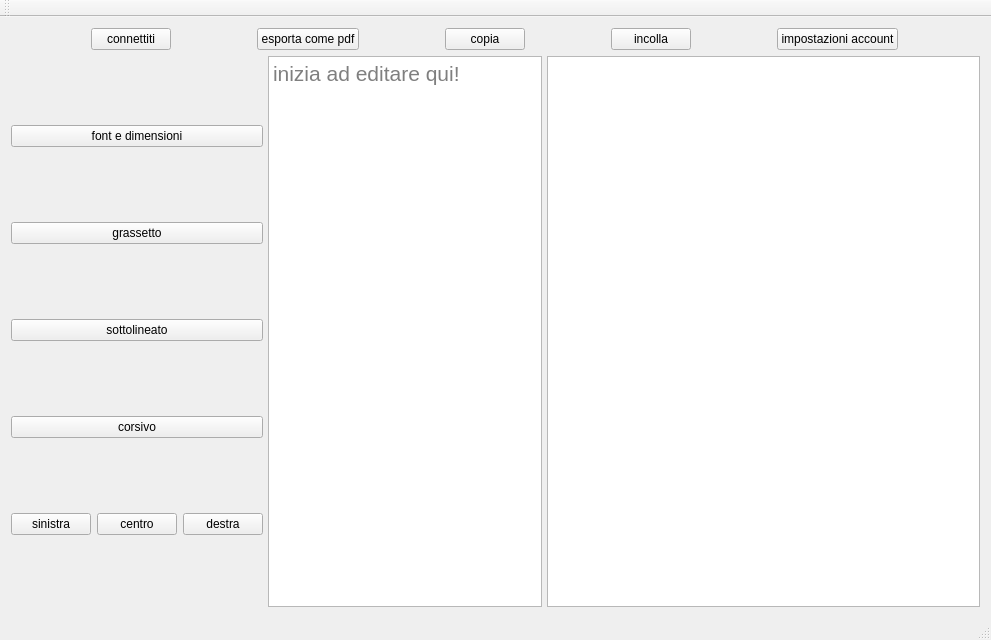
First picture: the form in PdsProject-GUI/mainwindow.ui, repository Grain0fSand/cooperative-online-text-editor, before the edit.
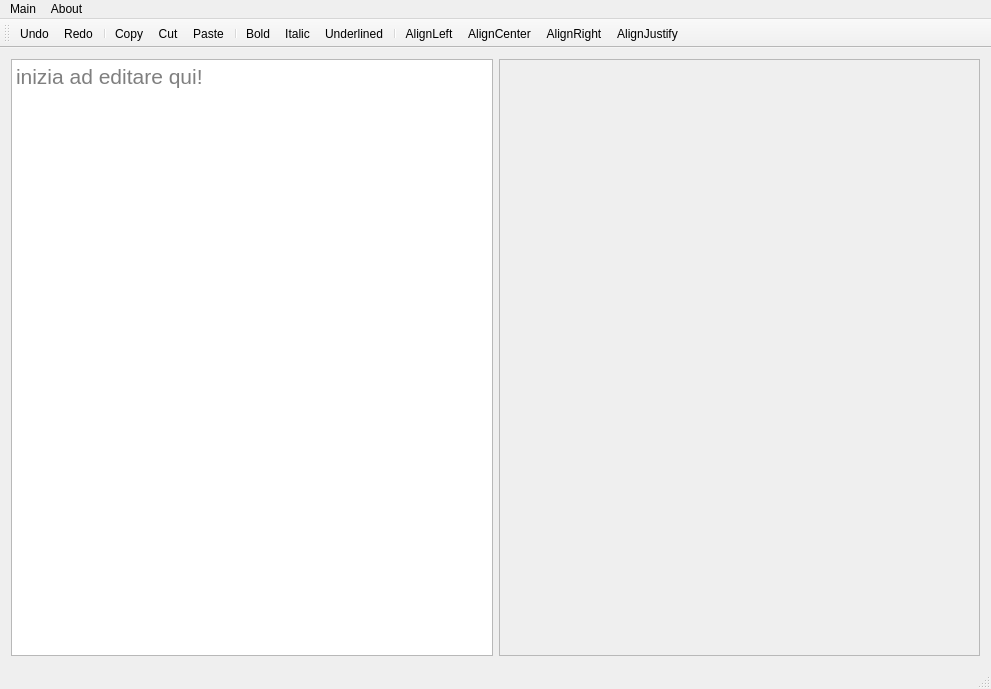
Second picture: the form after the edit. Icons and pictures are not drawn.

Commit message: Restyled editor and fixed some actions

What changed in the file:
```diff
--- a/PdsProject-GUI/mainwindow.ui
+++ b/PdsProject-GUI/mainwindow.ui
@@ -7,7 +7,7 @@
     <x>0</x>
     <y>0</y>
     <width>991</width>
-    <height>640</height>
+    <height>689</height>
    </rect>
   </property>
   <property name="sizePolicy">
@@ -34,206 +34,276 @@
    </property>
    <layout class="QHBoxLayout" name="horizontalLayout_3">
     <item>
-     <layout class="QVBoxLayout" name="verticalLayout">
-      <item>
-       <layout class="QHBoxLayout" name="horizontalLayout">
-        <item>
-         <widget class="QPushButton" name="pushButtonConnect">
-          <property name="sizePolicy">
-           <sizepolicy hsizetype="Fixed" vsizetype="Fixed">
-            <horstretch>0</horstretch>
-            <verstretch>0</verstretch>
-           </sizepolicy>
-          </property>
-          <property name="text">
-           <string>connettiti</string>
-          </property>
-          <property name="iconSize">
-           <size>
-            <width>40</width>
-            <height>40</height>
-           </size>
-          </property>
-          <property name="checkable">
-           <bool>false</bool>
-          </property>
-         </widget>
-        </item>
-        <item>
-         <widget class="QPushButton" name="pushButtonPDF">
-          <property name="sizePolicy">
-           <sizepolicy hsizetype="Fixed" vsizetype="Fixed">
-            <horstretch>0</horstretch>
-            <verstretch>0</verstretch>
-           </sizepolicy>
-          </property>
-          <property name="text">
-           <string>esporta come pdf</string>
-          </property>
-         </widget>
-        </item>
-        <item>
-         <widget class="QPushButton" name="pushButtonCopy">
-          <property name="sizePolicy">
-           <sizepolicy hsizetype="Fixed" vsizetype="Fixed">
-            <horstretch>0</horstretch>
-            <verstretch>0</verstretch>
-           </sizepolicy>
-          </property>
-          <property name="text">
-           <string>copia</string>
-          </property>
-         </widget>
-        </item>
-        <item>
-         <widget class="QPushButton" name="pushButtonPaste">
-          <property name="sizePolicy">
-           <sizepolicy hsizetype="Fixed" vsizetype="Fixed">
-            <horstretch>0</horstretch>
-            <verstretch>0</verstretch>
-           </sizepolicy>
-          </property>
-          <property name="text">
-           <string>incolla</string>
-          </property>
-         </widget>
-        </item>
-        <item>
-         <widget class="QPushButton" name="pushButtonSettings">
-          <property name="sizePolicy">
-           <sizepolicy hsizetype="Fixed" vsizetype="Fixed">
-            <horstretch>0</horstretch>
-            <verstretch>0</verstretch>
-           </sizepolicy>
-          </property>
-          <property name="text">
-           <string>impostazioni account</string>
-          </property>
-         </widget>
-        </item>
-       </layout>
-      </item>
-      <item>
-       <layout class="QHBoxLayout" name="horizontalLayout_2">
-        <property name="spacing">
-         <number>5</number>
-        </property>
-        <item>
-         <layout class="QVBoxLayout" name="verticalLayout_2">
-          <item>
-           <widget class="QPushButton" name="pushButtonFont">
-            <property name="text">
-             <string>font e dimensioni</string>
-            </property>
-           </widget>
-          </item>
-          <item>
-           <widget class="QPushButton" name="pushButtonBold">
-            <property name="text">
-             <string>grassetto</string>
-            </property>
-           </widget>
-          </item>
-          <item>
-           <widget class="QPushButton" name="pushButtonUnderlined">
-            <property name="text">
-             <string>sottolineato</string>
-            </property>
-           </widget>
-          </item>
-          <item>
-           <widget class="QPushButton" name="pushButtonItalic">
-            <property name="text">
-             <string>corsivo</string>
-            </property>
-           </widget>
-          </item>
-          <item>
-           <layout class="QHBoxLayout" name="horizontalLayout_4">
-            <item>
-             <widget class="QPushButton" name="pushButtonAlignLeft">
-              <property name="text">
-               <string>sinistra</string>
-              </property>
-             </widget>
-            </item>
-            <item>
-             <widget class="QPushButton" name="pushButtonAlignCenter">
-              <property name="text">
-               <string>centro</string>
-              </property>
-             </widget>
-            </item>
-            <item>
-             <widget class="QPushButton" name="pushButtonAlignRight">
-              <property name="text">
-               <string>destra</string>
-              </property>
-             </widget>
-            </item>
-           </layout>
-          </item>
-         </layout>
-        </item>
-        <item>
-         <widget class="QTextEdit" name="textEditShared">
-          <property name="font">
-           <font>
-            <family>Helvetica</family>
-            <pointsize>16</pointsize>
-            <weight>50</weight>
-            <italic>false</italic>
-            <bold>false</bold>
-            <underline>false</underline>
-            <strikeout>false</strikeout>
-           </font>
-          </property>
-          <property name="html">
-           <string>&lt;!DOCTYPE HTML PUBLIC &quot;-//W3C//DTD HTML 4.0//EN&quot; &quot;http://www.w3.org/TR/REC-html40/strict.dtd&quot;&gt;
+     <widget class="QTextEdit" name="textEditShared">
+      <property name="sizePolicy">
+       <sizepolicy hsizetype="Minimum" vsizetype="Minimum">
+        <horstretch>0</horstretch>
+        <verstretch>0</verstretch>
+       </sizepolicy>
+      </property>
+      <property name="font">
+       <font>
+        <family>Helvetica</family>
+        <pointsize>16</pointsize>
+        <weight>50</weight>
+        <italic>false</italic>
+        <bold>false</bold>
+        <underline>false</underline>
+        <strikeout>false</strikeout>
+       </font>
+      </property>
+      <property name="html">
+       <string>&lt;!DOCTYPE HTML PUBLIC &quot;-//W3C//DTD HTML 4.0//EN&quot; &quot;http://www.w3.org/TR/REC-html40/strict.dtd&quot;&gt;
 &lt;html&gt;&lt;head&gt;&lt;meta name=&quot;qrichtext&quot; content=&quot;1&quot; /&gt;&lt;style type=&quot;text/css&quot;&gt;
 p, li { white-space: pre-wrap; }
 &lt;/style&gt;&lt;/head&gt;&lt;body style=&quot; font-family:'Helvetica'; font-size:16pt; font-weight:400; font-style:normal;&quot;&gt;
 &lt;p style=&quot;-qt-paragraph-type:empty; margin-top:0px; margin-bottom:0px; margin-left:0px; margin-right:0px; -qt-block-indent:0; text-indent:0px; font-family:'Bangla MN';&quot;&gt;&lt;br /&gt;&lt;/p&gt;&lt;/body&gt;&lt;/html&gt;</string>
-          </property>
-          <property name="placeholderText">
-           <string>inizia ad editare qui!</string>
-          </property>
-         </widget>
-        </item>
-        <item>
-         <widget class="QListView" name="listViewUsers">
-          <property name="sizePolicy">
-           <sizepolicy hsizetype="Fixed" vsizetype="Expanding">
-            <horstretch>0</horstretch>
-            <verstretch>0</verstretch>
-           </sizepolicy>
-          </property>
-          <property name="minimumSize">
-           <size>
-            <width>433</width>
-            <height>0</height>
-           </size>
-          </property>
-         </widget>
-        </item>
-       </layout>
-      </item>
-     </layout>
+      </property>
+      <property name="placeholderText">
+       <string>inizia ad editare qui!</string>
+      </property>
+     </widget>
+    </item>
+    <item>
+     <widget class="QScrollArea" name="usersArea">
+      <property name="sizePolicy">
+       <sizepolicy hsizetype="Minimum" vsizetype="Minimum">
+        <horstretch>0</horstretch>
+        <verstretch>0</verstretch>
+       </sizepolicy>
+      </property>
+      <property name="widgetResizable">
+       <bool>true</bool>
+      </property>
+      <widget class="QWidget" name="usersAreaWidgetContents">
+       <property name="geometry">
+        <rect>
+         <x>0</x>
+         <y>0</y>
+         <width>481</width>
+         <height>580</height>
+        </rect>
+       </property>
+      </widget>
+     </widget>
     </item>
    </layout>
   </widget>
   <widget class="QToolBar" name="mainToolBar">
+   <property name="sizePolicy">
+    <sizepolicy hsizetype="Preferred" vsizetype="Expanding">
+     <horstretch>0</horstretch>
+     <verstretch>0</verstretch>
+    </sizepolicy>
+   </property>
    <property name="windowTitle">
     <string>SynkEditor</string>
    </property>
+   <property name="iconSize">
+    <size>
+     <width>40</width>
+     <height>40</height>
+    </size>
+   </property>
    <attribute name="toolBarArea">
     <enum>TopToolBarArea</enum>
    </attribute>
    <attribute name="toolBarBreak">
     <bool>false</bool>
    </attribute>
+   <addaction name="actionUndo"/>
+   <addaction name="actionRedo"/>
+   <addaction name="separator"/>
+   <addaction name="actionCopy"/>
+   <addaction name="actionCut"/>
+   <addaction name="actionPaste"/>
+   <addaction name="separator"/>
+   <addaction name="actionBold"/>
+   <addaction name="actionItalic"/>
+   <addaction name="actionUnderlined"/>
+   <addaction name="separator"/>
+   <addaction name="actionAlignLeft"/>
+   <addaction name="actionAlignCenter"/>
+   <addaction name="actionAlignRight"/>
+   <addaction name="actionAlignJustify"/>
   </widget>
   <widget class="QStatusBar" name="statusBar"/>
+  <widget class="QMenuBar" name="menuBar">
+   <property name="geometry">
+    <rect>
+     <x>0</x>
+     <y>0</y>
+     <width>991</width>
+     <height>21</height>
+    </rect>
+   </property>
+   <widget class="QMenu" name="menuMain">
+    <property name="title">
+     <string>Main</string>
+    </property>
+    <addaction name="actionConnect"/>
+    <addaction name="actionAccount_Settings"/>
+    <addaction name="actionExport_to_PDF"/>
+    <addaction name="separator"/>
+    <addaction name="actionExit"/>
+   </widget>
+   <widget class="QMenu" name="menuAbout">
+    <property name="title">
+     <string>About</string>
+    </property>
+   </widget>
+   <addaction name="menuMain"/>
+   <addaction name="menuAbout"/>
+  </widget>
+  <action name="actionCopy">
+   <property name="icon">
+    <iconset>
+     <normaloff>:/PdsProject.app/Contents/Resources/img/ic_content_copy_36pt_2x.png</normaloff>:/PdsProject.app/Contents/Resources/img/ic_content_copy_36pt_2x.png</iconset>
+   </property>
+   <property name="text">
+    <string>Copy</string>
+   </property>
+  </action>
+  <action name="actionCut">
+   <property name="icon">
+    <iconset>
+     <normaloff>:/PdsProject.app/Contents/Resources/img/ic_content_cut_36pt_2x.png</normaloff>:/PdsProject.app/Contents/Resources/img/ic_content_cut_36pt_2x.png</iconset>
+   </property>
+   <property name="text">
+    <string>Cut</string>
+   </property>
+  </action>
+  <action name="actionPaste">
+   <property name="icon">
+    <iconset>
+     <normaloff>:/PdsProject.app/Contents/Resources/img/ic_content_paste_36pt_2x.png</normaloff>:/PdsProject.app/Contents/Resources/img/ic_content_paste_36pt_2x.png</iconset>
+   </property>
+   <property name="text">
+    <string>Paste</string>
+   </property>
+  </action>
+  <action name="actionBold">
+   <property name="checkable">
+    <bool>true</bool>
+   </property>
+   <property name="icon">
+    <iconset>
+     <normaloff>:/PdsProject.app/Contents/Resources/img/ic_format_bold_36pt_2x.png</normaloff>:/PdsProject.app/Contents/Resources/img/ic_format_bold_36pt_2x.png</iconset>
+   </property>
+   <property name="text">
+    <string>Bold</string>
+   </property>
+  </action>
+  <action name="actionItalic">
+   <property name="checkable">
+    <bool>true</bool>
+   </property>
+   <property name="icon">
+    <iconset>
+     <normaloff>:/PdsProject.app/Contents/Resources/img/ic_format_italic_36pt_2x.png</normaloff>:/PdsProject.app/Contents/Resources/img/ic_format_italic_36pt_2x.png</iconset>
+   </property>
+   <property name="text">
+    <string>Italic</string>
+   </property>
+  </action>
+  <action name="actionUnderlined">
+   <property name="checkable">
+    <bool>true</bool>
+   </property>
+   <property name="icon">
+    <iconset>
+     <normaloff>:/PdsProject.app/Contents/Resources/img/ic_format_underlined_36pt_2x.png</normaloff>:/PdsProject.app/Contents/Resources/img/ic_format_underlined_36pt_2x.png</iconset>
+   </property>
+   <property name="text">
+    <string>Underlined</string>
+   </property>
+  </action>
+  <action name="actionAlignLeft">
+   <property name="checkable">
+    <bool>true</bool>
+   </property>
+   <property name="icon">
+    <iconset>
+     <normaloff>:/PdsProject.app/Contents/Resources/img/ic_format_align_left_36pt_2x.png</normaloff>:/PdsProject.app/Contents/Resources/img/ic_format_align_left_36pt_2x.png</iconset>
+   </property>
+   <property name="text">
+    <string>AlignLeft</string>
+   </property>
+  </action>
+  <action name="actionAlignCenter">
+   <property name="checkable">
+    <bool>true</bool>
+   </property>
+   <property name="icon">
+    <iconset>
+     <normaloff>:/PdsProject.app/Contents/Resources/img/ic_format_align_center_36pt_2x.png</normaloff>:/PdsProject.app/Contents/Resources/img/ic_format_align_center_36pt_2x.png</iconset>
+   </property>
+   <property name="text">
+    <string>AlignCenter</string>
+   </property>
+  </action>
+  <action name="actionAlignRight">
+   <property name="checkable">
+    <bool>true</bool>
+   </property>
+   <property name="icon">
+    <iconset>
+     <normaloff>:/PdsProject.app/Contents/Resources/img/ic_format_align_right_36pt_2x.png</normaloff>:/PdsProject.app/Contents/Resources/img/ic_format_align_right_36pt_2x.png</iconset>
+   </property>
+   <property name="text">
+    <string>AlignRight</string>
+   </property>
+  </action>
+  <action name="actionUndo">
+   <property name="icon">
+    <iconset>
+     <normaloff>:/PdsProject.app/Contents/Resources/img/ic_undo_36pt_2x.png</normaloff>:/PdsProject.app/Contents/Resources/img/ic_undo_36pt_2x.png</iconset>
+   </property>
+   <property name="text">
+    <string>Undo</string>
+   </property>
+  </action>
+  <action name="actionRedo">
+   <property name="icon">
+    <iconset>
+     <normaloff>:/PdsProject.app/Contents/Resources/img/ic_redo_36pt_2x.png</normaloff>:/PdsProject.app/Contents/Resources/img/ic_redo_36pt_2x.png</iconset>
+   </property>
+   <property name="text">
+    <string>Redo</string>
+   </property>
+  </action>
+  <action name="actionConnect">
+   <property name="text">
+    <string>Connect...</string>
+   </property>
+  </action>
+  <action name="actionAccount_Settings">
+   <property name="text">
+    <string>Account Settings</string>
+   </property>
+  </action>
+  <action name="actionExport_to_PDF">
+   <property name="text">
+    <string>Export to PDF</string>
+   </property>
+  </action>
+  <action name="actionExit">
+   <property name="text">
+    <string>Exit</string>
+   </property>
+  </action>
+  <action name="actionAlignJustify">
+   <property name="checkable">
+    <bool>true</bool>
+   </property>
+   <property name="icon">
+    <iconset>
+     <normaloff>:/PdsProject.app/Contents/Resources/img/ic_format_align_justify_36pt_2x.png</normaloff>:/PdsProject.app/Contents/Resources/img/ic_format_align_justify_36pt_2x.png</iconset>
+   </property>
+   <property name="text">
+    <string>AlignJustify</string>
+   </property>
+  </action>
  </widget>
  <layoutdefault spacing="6" margin="11"/>
  <resources/>
```
The commit also changes 3 other files.
